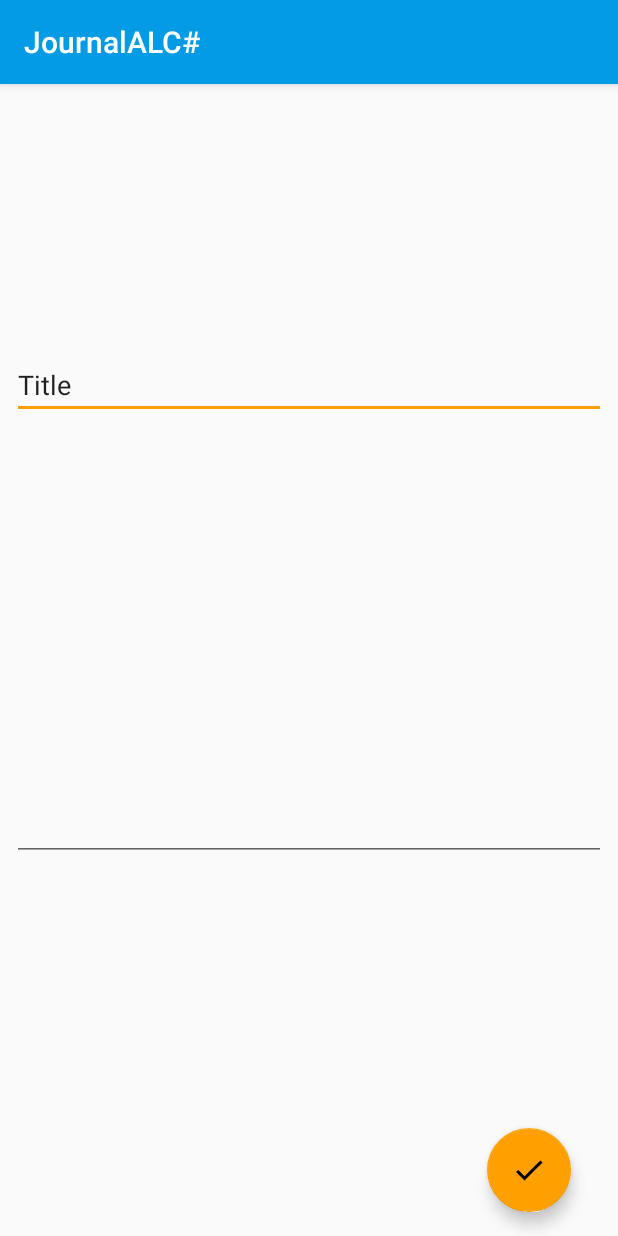
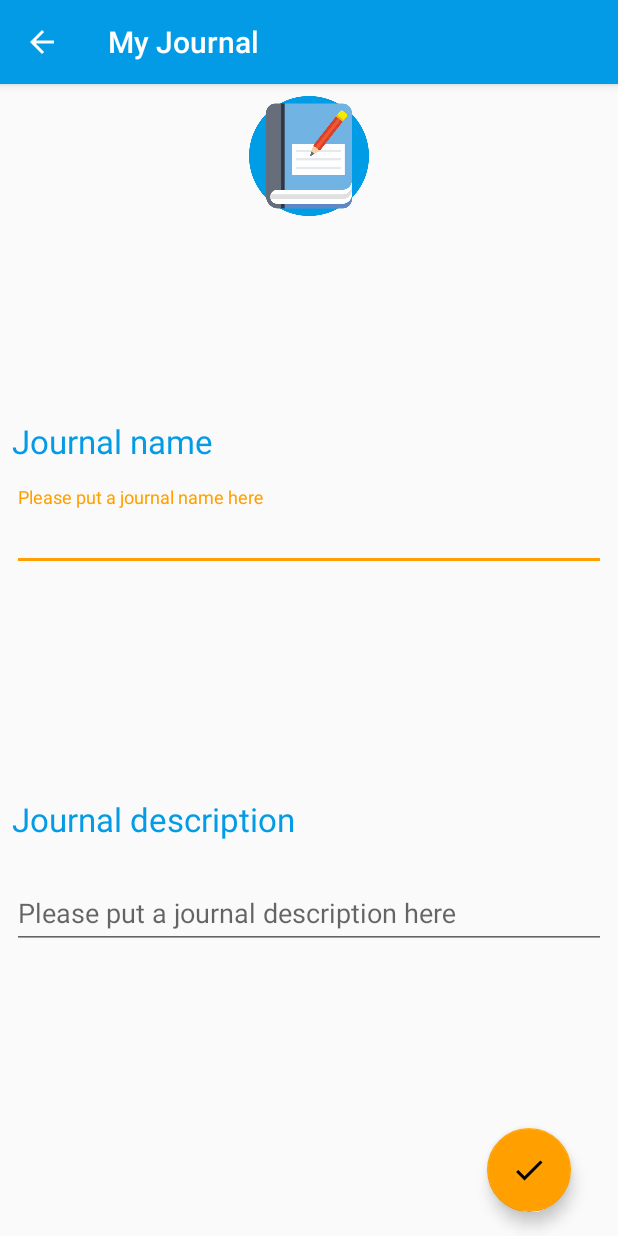
Before and after one commit to salimsuke/ALC_Journal_App, an Android app: the JournalDaoActivity screen opened directly, with no data from a screen before it, on a phone screen of 412 x 824 dp. Run offline under Robolectric (Android 15) with nearby library versions, the phone set to English and light mode, and no system bars; our stand-ins replace Room's generated code.

Commit message:
Change EditText in add journal change UI add journal
Signed-off-by: Salim Fgaier <fgaier.salim@gmail.com>

```diff
--- a/app/src/main/AndroidManifest.xml
+++ b/app/src/main/AndroidManifest.xml
@@ -6,7 +6,7 @@
         android:allowBackup="true"
         android:icon="@mipmap/ic_launcher"
         android:label="@string/app_name"
-        android:roundIcon="@mipmap/ic_launcher_round"
+        android:roundIcon="@drawable/app_logo"
         android:supportsRtl="true"
         android:name=".ALCJournalApp"
         android:theme="@style/AppTheme">
@@ -16,6 +16,7 @@
 
         <activity
             android:name=".Activities.JournalDaoActivity"
+            android:parentActivityName=".Activities.MainActivity"
             android:windowSoftInputMode="adjustResize" />
 
         <activity
--- a/app/src/main/java/com/journal/salimfgaier/journalalc/Activities/JournalDaoActivity.java
+++ b/app/src/main/java/com/journal/salimfgaier/journalalc/Activities/JournalDaoActivity.java
@@ -6,10 +6,10 @@ import android.content.Intent;
 import android.os.Bundle;
 import android.support.annotation.Nullable;
 import android.support.design.widget.FloatingActionButton;
+import android.support.design.widget.TextInputLayout;
 import android.support.v7.app.AppCompatActivity;
 import android.util.Log;
 import android.view.View;
-import android.widget.EditText;
 
 import com.journal.salimfgaier.journalalc.Database.LocalDB;
 import com.journal.salimfgaier.journalalc.Database.Models.Journal;
@@ -27,7 +27,8 @@ public class JournalDaoActivity extends AppCompatActivity {
     private static final String TAG = JournalDaoActivity.class.getSimpleName();
     private int mJournalId = DEFAULT_ENTRY_ID;
     private FloatingActionButton mFabSave;
-    private EditText mEditTextTitle, mEditTextContent;
+
+    private TextInputLayout txt_journal_name, txt_journal_description;
     private LocalDB mDb;
     private JournalRepo mRepository;
 
@@ -36,9 +37,10 @@ public class JournalDaoActivity extends AppCompatActivity {
         super.onCreate(savedInstanceState);
         setContentView(R.layout.activity_journal_dao);
 
-        mEditTextTitle = findViewById(R.id.edit_text_title);
-        mEditTextContent = findViewById(R.id.edit_text_content);
-        Log.d(TAG, mEditTextTitle.getText().toString());
+        txt_journal_name = findViewById(R.id.txt_journal_name);
+        txt_journal_description = findViewById(R.id.txt_journal_description);
+
+
         mFabSave = findViewById(R.id.fab_save_journal);
         mFabSave.setOnClickListener(new View.OnClickListener() {
             @Override
@@ -69,14 +71,27 @@ public class JournalDaoActivity extends AppCompatActivity {
     public void populateUI(Journal journal) {
         if (journal == null) return;
 
-        mEditTextTitle.setText(journal.getTitle());
-        mEditTextContent.setText(journal.getContent());
+        txt_journal_name.getEditText().setText(journal.getTitle());
+        //mEditTextTitle.setText(journal.getTitle());
+
+
+        //mEditTextContent.setText(journal.getContent());
+
+        txt_journal_description.getEditText().setText(journal.getContent());
     }
 
     public void onSaveFabClicked() {
-        final String title = mEditTextTitle.getText().toString();
-        final String content = mEditTextContent.getText().toString();
+
+        final String title = txt_journal_name.getEditText().getText().toString();
+
+        final String content = txt_journal_description.getEditText().getText().toString();
+
+        //final String title = mEditTextTitle.getText().toString();
+        //final String content = mEditTextContent.getText().toString();
+
+
         Log.d(TAG, title + "\t" + content);
+
         final Journal journal = new Journal(title, content, new Date());
         AppExecutors.getInstance().diskIO.execute(new Runnable() {
             @Override
--- a/app/src/main/res/layout/activity_google.xml
+++ b/app/src/main/res/layout/activity_google.xml
@@ -18,9 +18,10 @@
             style="@style/ThemeOverlay.FirebaseIcon"
             android:id="@+id/google_icon"
             android:contentDescription="@string/desc_firebase_lockup"
-            android:src="@drawable/firebase_lockup_400"
-            android:layout_width="wrap_content"
-            android:layout_height="wrap_content" />
+            android:layout_width="200dp"
+            android:layout_height="200dp"
+            android:scaleType="fitCenter"
+            android:src="@drawable/app_logo" />
 
         <TextView
             android:id="@+id/title_text"
--- a/app/src/main/res/layout/activity_journal_dao.xml
+++ b/app/src/main/res/layout/activity_journal_dao.xml
@@ -7,42 +7,116 @@
     android:fitsSystemWindows="true"
     tools:context=".Activities.JournalDaoActivity">
 
-    <EditText
-        android:id="@+id/edit_text_title"
+
+    <ImageView
+        android:id="@+id/img_add_update_journal"
+        android:layout_width="80dp"
+        android:layout_height="80dp"
+        android:layout_marginEnd="8dp"
+        android:layout_marginStart="8dp"
+        android:layout_marginTop="8dp"
+        app:layout_constraintEnd_toEndOf="parent"
+        app:layout_constraintStart_toStartOf="parent"
+        app:layout_constraintTop_toTopOf="parent"
+        app:srcCompat="@drawable/add_update_journal" />
+
+    <TextView
+        android:id="@+id/title_text"
+        style="@style/ThemeOverlay.MyTextDetail"
         android:layout_width="0dp"
         android:layout_height="wrap_content"
         android:layout_marginBottom="8dp"
         android:layout_marginEnd="8dp"
-        android:layout_marginLeft="8dp"
-        android:layout_marginRight="8dp"
         android:layout_marginStart="8dp"
         android:layout_marginTop="8dp"
-        android:ems="10"
-        android:inputType="text"
-        android:text="Title"
-        app:layout_constraintBottom_toTopOf="@+id/edit_text_content"
+        android:text="Add or Update Journal"
+        android:textSize="12sp"
+        android:visibility="gone"
+        app:layout_constraintBottom_toTopOf="@+id/name_lay"
         app:layout_constraintEnd_toEndOf="parent"
         app:layout_constraintStart_toStartOf="parent"
-        app:layout_constraintTop_toTopOf="parent"
-        app:layout_constraintVertical_chainStyle="spread" />
+        app:layout_constraintTop_toBottomOf="@+id/img_add_update_journal" />
 
-    <EditText
-        android:id="@+id/edit_text_content"
+    <LinearLayout
+        android:id="@+id/name_lay"
         android:layout_width="0dp"
-        android:layout_height="100dp"
+        android:layout_height="wrap_content"
         android:layout_marginBottom="8dp"
         android:layout_marginEnd="8dp"
-        android:layout_marginLeft="8dp"
-        android:layout_marginRight="8dp"
+        android:layout_marginStart="8dp"
+
+        android:layout_marginTop="8dp"
+        android:orientation="vertical"
+        app:layout_constraintBottom_toTopOf="@+id/desc_lay"
+        app:layout_constraintEnd_toEndOf="parent"
+
+        app:layout_constraintStart_toStartOf="parent"
+        app:layout_constraintTop_toBottomOf="@+id/title_text"
+        app:layout_constraintVertical_chainStyle="spread">
+
+        <TextView
+            android:id="@+id/txt_journal_name_container"
+            android:layout_width="match_parent"
+            android:layout_height="wrap_content"
+            android:layout_marginBottom="16dp"
+            android:layout_marginTop="16dp"
+            android:text="Journal name"
+            android:textColor="@color/colorPrimary"
+            android:textSize="22sp" />
+
+        <android.support.design.widget.TextInputLayout
+            android:id="@+id/txt_journal_name"
+            android:layout_width="match_parent"
+            android:layout_height="wrap_content">
+
+            <android.support.design.widget.TextInputEditText
+                android:layout_width="match_parent"
+                android:layout_height="wrap_content"
+                android:hint="Please put a journal name here" />
+        </android.support.design.widget.TextInputLayout>
+
+    </LinearLayout>
+
+
+    <LinearLayout
+        android:id="@+id/desc_lay"
+        android:layout_height="wrap_content"
+
+        android:layout_width="0dp"
+        android:orientation="vertical"
+        android:layout_marginBottom="8dp"
+        android:layout_marginEnd="8dp"
         android:layout_marginStart="8dp"
         android:layout_marginTop="16dp"
-        android:ems="10"
-        android:inputType="textMultiLine"
+
         app:layout_constraintBottom_toTopOf="@+id/fab_save_journal"
         app:layout_constraintEnd_toEndOf="parent"
         app:layout_constraintHorizontal_bias="0.0"
         app:layout_constraintStart_toStartOf="parent"
-        app:layout_constraintTop_toBottomOf="@+id/edit_text_title" />
+        app:layout_constraintTop_toBottomOf="@+id/name_lay">
+
+        <TextView
+            android:id="@+id/txt_journal_description_container"
+            android:layout_width="match_parent"
+            android:layout_height="wrap_content"
+            android:layout_marginBottom="16dp"
+            android:layout_marginTop="16dp"
+            android:text="Journal description"
+            android:textColor="@color/colorPrimary"
+            android:textSize="22sp" />
+
+        <android.support.design.widget.TextInputLayout
+            android:id="@+id/txt_journal_description"
+            android:layout_width="match_parent"
+            android:layout_height="wrap_content">
+
+            <android.support.design.widget.TextInputEditText
+                android:layout_width="match_parent"
+                android:layout_height="wrap_content"
+                android:hint="Please put a journal description here" />
+        </android.support.design.widget.TextInputLayout>
+
+    </LinearLayout>
 
     <android.support.design.widget.FloatingActionButton
         android:id="@+id/fab_save_journal"
@@ -60,4 +134,5 @@
         app:layout_constraintStart_toStartOf="parent"
         app:srcCompat="@drawable/ic_check_black_24dp" />
 
+
 </android.support.constraint.ConstraintLayout>
--- a/app/src/main/res/values/strings.xml
+++ b/app/src/main/res/values/strings.xml
@@ -1,13 +1,13 @@
 <resources>
-    <string name="app_name">JournalALC#</string>
+    <string name="app_name">My Journal</string>
     <string name="loading">Loading…</string>
     <string name="disconnect">Disconnect</string>
     <string name="sign_out">Sign Out</string>
     <string name="signed_in">Signed In</string>
-    <string name="google_title_text">Google Sign In</string>
-    <string name="signed_out">Signed Out</string>
+    <string name="google_title_text">My Journal</string>
+    <string name="signed_out">Welcome to My Journal app \n \n Please sign in using the \n button bellow and select one of your emails</string>
     <string name="desc_firebase_lockup">Firebase logo and name</string>
-    <string name="label_google_sign_in">Firebase + Google Sign In</string>
+    <string name="label_google_sign_in">My Journal</string>
     <string name="google_status_fmt">Google User: %s</string>
     <string name="firebase_status_fmt">Firebase User: %s</string>
 
```
Also changed, not shown: app/src/main/res/drawable/add_update_journal.png (added), app/src/main/res/drawable/app_logo.png (added).
